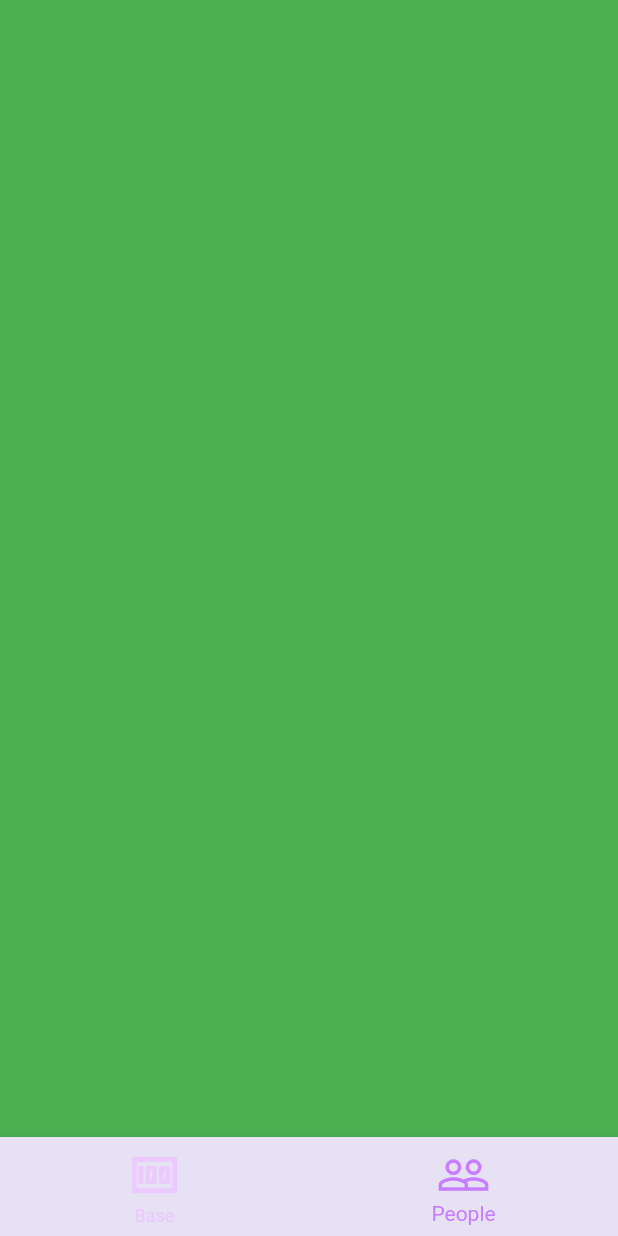
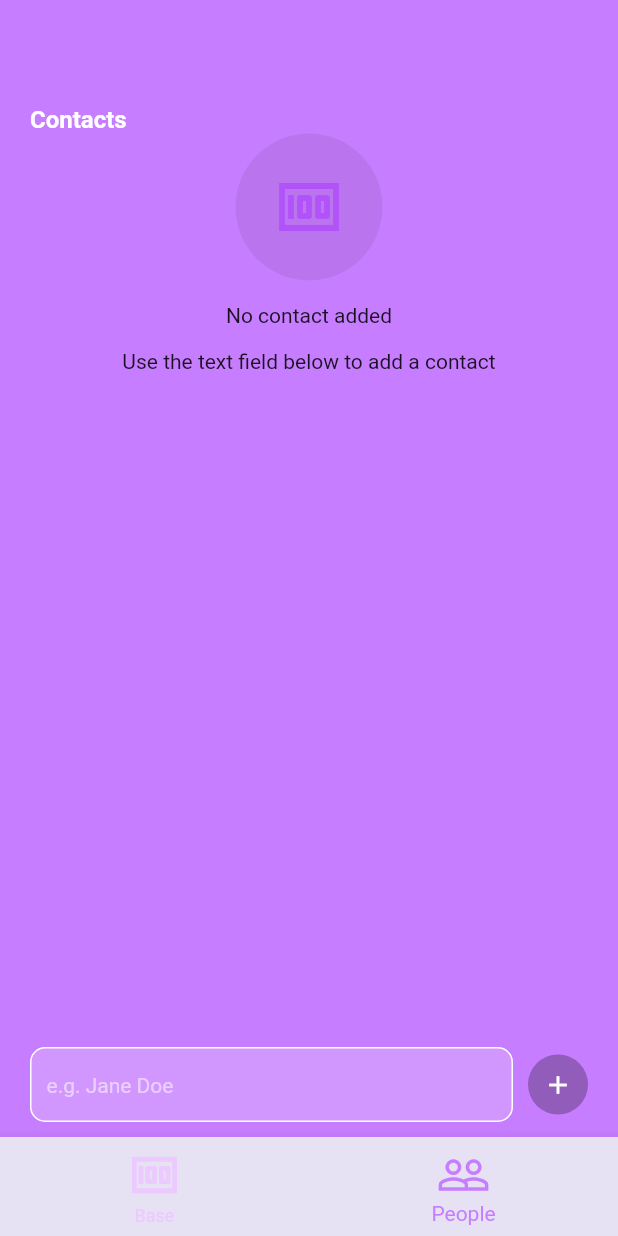
Before and after one commit to benjaminudoh10/balance-sheet, a Flutter app: the screen it shows after launch, item 2 of the bottom bar chosen, on a phone screen of 412 x 824 dp. Run offline on Flutter 3.47's test engine with Material 2 defaults, Android fonts, the light colour scheme and no system bars; our stand-ins replace flutter_spinkit, get, google_fonts, modal_bottom_sheet, sqflite; accounts and stored records are empty.

Commit message:
[Ben] Added view and controller to create contacts
Signed-off-by: Benjamin Udoh <benjaminudoh10@gmail.com>

```diff
--- a/lib/controllers/appController.dart
+++ b/lib/controllers/appController.dart
@@ -2,6 +2,8 @@ import 'package:balance_sheet/screens/home.dart';
 import 'package:get/get.dart';
 
 class AppController extends GetxController {
+  RxInt index = 0.obs;
+
   @override
   void onReady() {
     super.onReady();
@@ -11,4 +13,8 @@ class AppController extends GetxController {
   _setInitialScreen() {
     Future.delayed(const Duration(milliseconds: 2000), () => Get.offAll(Home()));
   }
+
+  setIndex(int i) {
+    index.value = i;
+  }
 }
--- a/lib/controllers/bottomNavController.dart
+++ /dev/null
@@ -1,9 +0,0 @@
-import 'package:get/get.dart';
-
-class BottomNavController extends GetxController {
-  RxInt index = 0.obs;
-
-  setIndex(int i) {
-    index.value = i;
-  }
-}
--- /dev/null
+++ b/lib/controllers/contactController.dart
@@ -0,0 +1,95 @@
+import 'package:balance_sheet/database/operations.dart' as db;
+import 'package:balance_sheet/models/contact.dart';
+import 'package:flutter/material.dart';
+import 'package:get/get.dart';
+
+class ContactController extends GetxController {
+  RxBool addingContact = false.obs;
+  RxString name = "".obs;
+
+  var nameController = TextEditingController().obs;
+  var contacts = [].obs;
+
+  @override
+  void onReady() {
+    super.onReady();
+
+    getContacts();
+  }
+
+  addContact(Contact contact) async {
+    addingContact.value = true;
+    int id;
+    try {
+      id = await db.addContact(contact);
+      addingContact.value = false;
+      name.value = "";
+      nameController.value.text = "";
+    } catch (error) {
+      print(error);
+      addingContact.value = false;
+      Get.snackbar(
+        "Error",
+        "Error occured while adding contact",
+        snackPosition: SnackPosition.TOP,
+        backgroundColor: Color(0x55FF0000),
+      );
+      return;
+    }
+    contact.id = id;
+
+    // update data in controller
+    contacts.add(contact);
+    contacts.sort((a, b) => a.name.compareTo(b.name));
+    Get.snackbar(
+      "Successful",
+      "Contact added successfully",
+      snackPosition: SnackPosition.TOP,
+      backgroundColor: Color(0xdd5DAC7F),
+    );
+  }
+
+  updateContact(Contact contact, Contact previousContact) async {
+    // Transaction update = Transaction.fromJson({
+    //   "id": previousTransaction.id,
+    //   "type": previousTransaction.type == TransactionType.expenditure ? 'expenditure' : 'income',
+    //   "amount": transaction.amount,
+    //   "category": transaction.category,
+    //   "date": previousTransaction.date.millisecondsSinceEpoch,
+    //   "description": transaction.description,
+    // });
+
+    // await db.updateTransaction(update);
+    // updateControllerDataAfterUpdate(update, previousTransaction);
+    // Get.back();
+    // Get.back();
+    // Get.snackbar(
+    //   "Successful",
+    //   "Transaction updated successfully",
+    //   snackPosition: SnackPosition.TOP,
+    //   backgroundColor: Color(0xdd5DAC7F),
+    // );
+  }
+
+  deleteContact(Contact contact) async {
+    await db.deleteContact(contact);
+    // remove txn from UI
+    contacts.value = contacts.where((_contact) => contact.id != _contact.id).toList();
+    updateControllerDataAfterDeletion(contact);
+
+    Get.snackbar(
+      "Successful",
+      "Contact deleted successfully",
+      snackPosition: SnackPosition.TOP,
+      backgroundColor: Color(0xdd5DAC7F),
+    );
+  }
+
+  getContacts() async {
+    contacts.value = await db.getContacts();
+  }
+
+  updateControllerDataAfterDeletion(Contact contact) {
+
+  }
+}
--- a/lib/database/db.dart
+++ b/lib/database/db.dart
@@ -37,11 +37,21 @@ class AppDb {
             category TEXT NOT NULL
           )"""
         );
+        await db.execute("""
+          CREATE TABLE contacts(
+            id INTEGER PRIMARY KEY,
+            name TEXT NOT NULL
+          )"""
+        );
       },
       // onUpgrade: (Database db, int oldVersion, int newVersion) async {
       //   if (newVersion > oldVersion) {
-      //     print('executed');
-      //     await db.execute("ALTER TABLE transactions ADD COLUMN category TEXT");
+      //     await db.execute("""
+      //       CREATE TABLE contacts(
+      //         id INTEGER PRIMARY KEY,
+      //         name TEXT NOT NULL
+      //       )"""
+      //     );
       //   }
       // }
     );
--- a/lib/database/operations.dart
+++ b/lib/database/operations.dart
@@ -1,4 +1,5 @@
 import 'package:balance_sheet/database/db.dart';
+import 'package:balance_sheet/models/contact.dart';
 import 'package:balance_sheet/models/transaction.dart';
 
 Future<int> addTransaction(Transaction transaction) async {
@@ -43,7 +44,7 @@ Future<int> getBalances() async {
   var dbClient = await AppDb().db;
   final totalExpenses = await dbClient.rawQuery("SELECT SUM(amount) as total FROM transactions WHERE type = 'expenditure'");
   final totalIncome = await dbClient.rawQuery("SELECT SUM(amount) as total FROM transactions WHERE type = 'income'");
-  return (totalIncome[0]['total'] - totalExpenses[0]['total']);
+  return ((totalIncome[0]['total'] ?? 0) - (totalExpenses[0]['total'] ?? 0));
 }
 
 Future<Map<String, int>> getTodayBalances() async {
@@ -69,3 +70,41 @@ Future<Map<String, int>> getExpenseForTimePeriod(int start, int end) async {
     'income': totalIncome[0]['total'],
   };
 }
+
+Future<int> addContact(Contact contact) async {
+  Map<String, dynamic> data = contact.toJson();
+
+  final dbClient = await AppDb().db;
+  int res = await dbClient.insert("contacts", data);
+  return res;
+}
+
+Future<int> deleteContact(Contact contact) async {
+  final dbClient = await AppDb().db;
+  int res = await dbClient.delete(
+    "contacts",
+    where: "id = ?",
+    whereArgs: [contact.id],
+  );
+
+  return res;
+}
+
+Future<int> updateContact(Contact contact) async {
+  final dbClient = await AppDb().db;
+  int res = await dbClient.update(
+    "contacts",
+    contact.toJson(),
+    where: "id = ?",
+    whereArgs: [contact.id],
+  );
+
+  return res;
+}
+
+Future<List<Contact>> getContacts() async {
+  var dbClient = await AppDb().db;
+  final contacts = await dbClient.rawQuery("SELECT * FROM contacts ORDER BY name ASC");
+
+  return contacts.map((contact) => Contact.fromJson(contact)).toList();
+}
--- a/lib/main.dart
+++ b/lib/main.dart
@@ -1,5 +1,4 @@
 import 'package:balance_sheet/controllers/appController.dart';
-import 'package:balance_sheet/controllers/bottomNavController.dart';
 import 'package:balance_sheet/controllers/transactionController.dart';
 import 'package:balance_sheet/screens/splash.dart';
 import 'package:flutter/material.dart';
@@ -9,7 +8,6 @@ import 'package:google_fonts/google_fonts.dart';
 void main() {
   WidgetsFlutterBinding.ensureInitialized();
   Get.put(AppController());
-  Get.put(BottomNavController());
   Get.put(TransactionController());
   Get.config(
     // enableLog: true,
--- /dev/null
+++ b/lib/models/contact.dart
@@ -0,0 +1,28 @@
+class Contact {
+  Contact({
+    this.id,
+    this.name,
+  });
+
+  @override
+  String toString() {
+    return "${this.toJson()}";
+  }
+
+  int id;
+  final String name;
+
+  Map<String, dynamic> toJson() {
+    return {
+      "id": this.id,
+      "name": this.name,
+    };
+  }
+
+  factory Contact.fromJson(Map<String, dynamic> data) {
+    return Contact(
+      id: data['id'],
+      name: data['name'],
+    );
+  }
+}
--- /dev/null
+++ b/lib/screens/contact_screen.dart
@@ -0,0 +1,142 @@
+import 'package:balance_sheet/controllers/contactController.dart';
+import 'package:balance_sheet/models/contact.dart';
+import 'package:balance_sheet/widgets/inputs.dart';
+import 'package:balance_sheet/widgets/widgets.dart';
+import 'package:flutter/material.dart';
+import 'package:get/get.dart';
+
+class ContactView extends StatelessWidget {
+  final ContactController _contactController = Get.put(ContactController());
+
+  @override
+  Widget build(BuildContext context) {
+    return Obx(() => Scaffold(
+      body: Container(
+        padding: EdgeInsets.only(
+          left: 20.0,
+          right: 20.0,
+          top: 70.0
+        ),
+        color: Color(0xFFC77DFF),
+        child: Column(
+          crossAxisAlignment: CrossAxisAlignment.start,
+          children: [
+            Text(
+              'Contacts',
+              style: TextStyle(
+                fontSize: 16.0,
+                color: Colors.white,
+                fontWeight: FontWeight.bold,
+              ),
+            ),
+            Expanded(
+              child: _contactController.contacts.length != 0 ? ListView.builder(
+                padding: EdgeInsets.only(top: 0),
+                itemCount: _contactController.contacts.length,
+                itemBuilder: (context, index) {
+                  Contact contact = _contactController.contacts[index];
+
+                  return Dismissible(
+                    key: Key('${contact.id}'),
+                    background: Container(
+                      padding: EdgeInsets.only(left: 15.0),
+                      color: Colors.red,
+                      alignment: Alignment.centerLeft,
+                      child: Icon(
+                        Icons.delete,
+                        size: 24.0,
+                        color: Colors.white,
+                      ),
+                    ),
+                    secondaryBackground: Container(
+                      padding: EdgeInsets.only(right: 15.0),
+                      color: Colors.red,
+                      alignment: Alignment.centerRight,
+                      child: Icon(
+                        Icons.delete,
+                        size: 24.0,
+                        color: Colors.white,
+                      ),
+                    ),
+                    onDismissed: (direction) {
+                      _contactController.deleteContact(contact);
+                    },
+                    child: ListTile(
+                      leading: Container(
+                        decoration: BoxDecoration(
+                          shape: BoxShape.circle,
+                          color: Colors.green,
+                        ),
+                        width: 40.0,
+                        height: 40.0,
+                        child: Center(
+                          child: Text(
+                            '${contact.name.substring(0, 1)}',
+                            style: TextStyle(
+                              color: Colors.white,
+                              fontSize: 20.0,
+                              fontWeight: FontWeight.bold,
+                            ),
+                          ),
+                        ),
+                      ),
+                      title: Text(
+                        "${contact.name}",
+                        style: TextStyle(
+                          color: Colors.white,
+                          fontSize: 18.0,
+                        ),
+                      ),
+                      contentPadding: EdgeInsets.all(5.0),
+                    ),
+                  );
+                },
+              ) : noTransaction(
+                "No contact added",
+                "Use the text field below to add a contact"
+              ),
+            ),
+            Row(
+              children: [
+                Expanded(child: ContactInput()),
+                GestureDetector(
+                  onTap: () {
+                    if (contactDataInvalid()) {
+                      Get.snackbar(
+                        "Error",
+                        "Name is required",
+                        snackPosition: SnackPosition.TOP,
+                        backgroundColor: Color(0x55FF0000),
+                      );
+                      return;
+                    }
+                    Contact contact = Contact(name: _contactController.name.value);
+                    _contactController.addContact(contact);
+                  },
+                  child: Container(
+                    decoration: BoxDecoration(
+                      color: contactDataInvalid() ? Color(0x44000000) : Colors.green,
+                      shape: BoxShape.circle,
+                    ),
+                    margin: EdgeInsets.only(left: 10.0),
+                    width: 40.0,
+                    height: 40.0,
+                    child: Icon(
+                      Icons.add,
+                      size: 20.0,
+                      color: Colors.white,
+                    ),
+                  ),
+                ),
+              ],
+            ),
+          ],
+        ),
+      ),
+    ));
+  }
+
+  bool contactDataInvalid() {
+    return _contactController.name.value == "" || _contactController.name.value == null;
+  }
+}
--- a/lib/screens/home.dart
+++ b/lib/screens/home.dart
@@ -1,24 +1,25 @@
-import 'package:balance_sheet/controllers/bottomNavController.dart';
+import 'package:balance_sheet/controllers/appController.dart';
+import 'package:balance_sheet/screens/contact_screen.dart';
 import 'package:balance_sheet/screens/main_screen.dart';
 import 'package:flutter/material.dart';
 import 'package:get/get.dart';
 
 class Home extends StatelessWidget {
-  final BottomNavController _bottomNavController = Get.find();
+  final AppController _appController = Get.find();
 
   @override
   Widget build(BuildContext context) {
     return Obx(() => Scaffold(
-      body: _bottomNavController.index.value == 0
+      body: _appController.index.value == 0
         ? MainView()
-        : Container(color: Colors.green,),
+        : ContactView(),
       bottomNavigationBar: BottomNavigationBar(
         backgroundColor: Color(0xffE6E2F4),
         selectedItemColor: Color(0xFFC77DFF),
         unselectedItemColor: Color(0xFFECCAFF),
         type: BottomNavigationBarType.fixed,
-        currentIndex: _bottomNavController.index.value,
-        onTap: _bottomNavController.setIndex,
+        currentIndex: _appController.index.value,
+        onTap: _appController.setIndex,
         items: [
           _buildBottomNavigationBarItem(icon: Icons.money_outlined, label: "Base"),
           _buildBottomNavigationBarItem(icon: Icons.people_outline, label: "People"),
--- a/lib/widgets/inputs.dart
+++ b/lib/widgets/inputs.dart
@@ -1,3 +1,4 @@
+import 'package:balance_sheet/controllers/contactController.dart';
 import 'package:balance_sheet/controllers/transactionController.dart';
 import 'package:flutter/material.dart';
 import 'package:flutter/services.dart';
@@ -164,3 +165,42 @@ class DescriptionInput extends StatelessWidget {
     );
   }
 }
+
+class ContactInput extends StatelessWidget {
+  final ContactController _contactController = Get.find();
+
+  @override
+  Widget build(BuildContext context) {
+    return Container(
+      decoration: BoxDecoration(
+        border: Border.all(color: Colors.white),
+        borderRadius: BorderRadius.circular(10.0),
+        color: Color(0x33ffffff),
+      ),
+      margin: EdgeInsets.symmetric(
+        vertical: 10.0,
+      ),
+      child: TextField(
+        decoration: InputDecoration(
+          contentPadding: EdgeInsets.all(10.0),
+          hintText: "e.g. Jane Doe",
+          hintStyle: TextStyle(
+            fontSize: 14.0,
+            color: Color(0x88ffffff),
+          ),
+          border: InputBorder.none,
+        ),
+        style: TextStyle(
+          color: Colors.white,
+        ),
+        cursorColor: Colors.white,
+        controller: _contactController.nameController.value,
+        keyboardType: TextInputType.text,
+        textCapitalization: TextCapitalization.words,
+        onChanged: (value) {
+          _contactController.name.value = value.trim();
+        },
+      ),
+    );
+  }
+}
```
